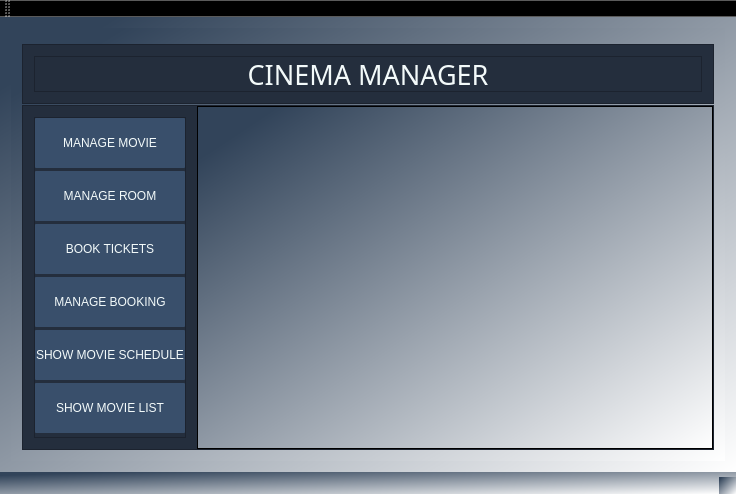
First picture: the form in MovieTicketManagementSystem/MainWindow.ui, repository ZuzannaZawartka/movie-ticket-management-system, before the edit.
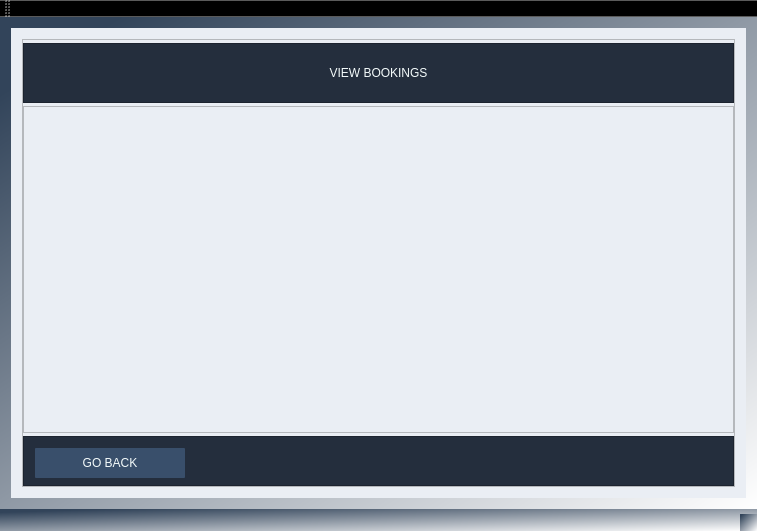
Second picture: the form after the edit. The open tabs and pages were chosen to show the change.

Commit message: feat: removed show schedule option

```diff
--- a/MovieTicketManagementSystem/MainWindow.ui
+++ b/MovieTicketManagementSystem/MainWindow.ui
@@ -6,8 +6,8 @@
    <rect>
     <x>0</x>
     <y>0</y>
-    <width>736</width>
-    <height>494</height>
+    <width>757</width>
+    <height>531</height>
    </rect>
   </property>
   <property name="windowTitle">
@@ -21,7 +21,7 @@
     <item>
      <widget class="QStackedWidget" name="stackedWidget">
       <property name="styleSheet">
-       <string notr="true">background-color: qlineargradient(spread:pad, x1:0.078, y1:0.08, x2:1, y2:1, stop:0 rgba(50, 68, 90, 255), stop:1 rgba(255, 255, 255, 255));</string>
+       <string notr="true">background-color: rgb(234, 238, 244);</string>
       </property>
       <property name="lineWidth">
        <number>0</number>
@@ -157,7 +157,7 @@
                 <property name="lineWidth">
                  <number>2</number>
                 </property>
-                <layout class="QVBoxLayout" name="verticalLayout_8" stretch="0,0,0,0,0,0">
+                <layout class="QVBoxLayout" name="verticalLayout_8" stretch="0,0,0,0,0">
                  <property name="spacing">
                   <number>3</number>
                  </property>
@@ -245,26 +245,7 @@
 border-radius: 1px;</string>
                    </property>
                    <property name="text">
-                    <string>MANAGE BOOKING</string>
-                   </property>
-                  </widget>
-                 </item>
-                 <item>
-                  <widget class="QPushButton" name="movieScheduleButton">
-                   <property name="minimumSize">
-                    <size>
-                     <width>150</width>
-                     <height>50</height>
-                    </size>
-                   </property>
-                   <property name="styleSheet">
-                    <string notr="true">color: rgb(243, 250, 250);
-font: 10pt &quot;Franklin Gothic Demi&quot;;
-background-color: rgb(57, 79, 107);
-border-radius: 1px;</string>
-                   </property>
-                   <property name="text">
-                    <string>SHOW MOVIE SCHEDULE</string>
+                    <string>VIEW BOOKINGS</string>
                    </property>
                   </widget>
                  </item>
@@ -302,7 +283,7 @@
               </sizepolicy>
              </property>
              <property name="styleSheet">
-              <string notr="true">background-color: qlineargradient(spread:pad, x1:0.078, y1:0.08, x2:1, y2:1, stop:0 rgba(50, 68, 90, 255), stop:1 rgba(255, 255, 255, 255));</string>
+              <string notr="true">background-color: rgb(234, 238, 244);</string>
              </property>
              <property name="frameShape">
               <enum>QFrame::Shape::StyledPanel</enum>
@@ -580,6 +561,258 @@
         </item>
        </layout>
       </widget>
+      <widget class="QWidget" name="showMovieListWindow">
+       <layout class="QVBoxLayout" name="verticalLayout_13">
+        <item>
+         <widget class="QFrame" name="mainBodyShowMovie">
+          <property name="frameShape">
+           <enum>QFrame::Shape::StyledPanel</enum>
+          </property>
+          <property name="frameShadow">
+           <enum>QFrame::Shadow::Raised</enum>
+          </property>
+          <layout class="QVBoxLayout" name="verticalLayout_14">
+           <property name="spacing">
+            <number>0</number>
+           </property>
+           <property name="leftMargin">
+            <number>0</number>
+           </property>
+           <property name="topMargin">
+            <number>3</number>
+           </property>
+           <property name="rightMargin">
+            <number>0</number>
+           </property>
+           <property name="bottomMargin">
+            <number>0</number>
+           </property>
+           <item>
+            <widget class="QFrame" name="titleShowMovieFrame">
+             <property name="maximumSize">
+              <size>
+               <width>16777215</width>
+               <height>60</height>
+              </size>
+             </property>
+             <property name="styleSheet">
+              <string notr="true">background-color: rgb(36, 46, 61);</string>
+             </property>
+             <property name="frameShape">
+              <enum>QFrame::Shape::StyledPanel</enum>
+             </property>
+             <property name="frameShadow">
+              <enum>QFrame::Shadow::Raised</enum>
+             </property>
+             <layout class="QGridLayout" name="gridLayout_2">
+              <item row="0" column="0">
+               <widget class="QLabel" name="titlrShowMovieLabel">
+                <property name="styleSheet">
+                 <string notr="true">font: 900 20pt &quot;Source Sans Pro Black&quot;;
+color: rgb(243, 250, 250);
+background-color: rgb(36, 46, 61);</string>
+                </property>
+                <property name="text">
+                 <string>MOVIE LIST</string>
+                </property>
+                <property name="alignment">
+                 <set>Qt::AlignmentFlag::AlignCenter</set>
+                </property>
+               </widget>
+              </item>
+             </layout>
+            </widget>
+           </item>
+           <item>
+            <widget class="QFrame" name="mainBodyShowMovieFrame">
+             <property name="frameShape">
+              <enum>QFrame::Shape::StyledPanel</enum>
+             </property>
+             <property name="frameShadow">
+              <enum>QFrame::Shadow::Raised</enum>
+             </property>
+            </widget>
+           </item>
+           <item>
+            <widget class="QFrame" name="menuShowMovieFrame">
+             <property name="maximumSize">
+              <size>
+               <width>16777215</width>
+               <height>50</height>
+              </size>
+             </property>
+             <property name="styleSheet">
+              <string notr="true">background-color: rgb(36, 46, 61);</string>
+             </property>
+             <property name="frameShape">
+              <enum>QFrame::Shape::StyledPanel</enum>
+             </property>
+             <property name="frameShadow">
+              <enum>QFrame::Shadow::Raised</enum>
+             </property>
+             <layout class="QVBoxLayout" name="verticalLayout_15">
+              <item alignment="Qt::AlignmentFlag::AlignLeft">
+               <widget class="QPushButton" name="goBackShowMovieButton">
+                <property name="minimumSize">
+                 <size>
+                  <width>150</width>
+                  <height>30</height>
+                 </size>
+                </property>
+                <property name="maximumSize">
+                 <size>
+                  <width>150</width>
+                  <height>30</height>
+                 </size>
+                </property>
+                <property name="styleSheet">
+                 <string notr="true">color: rgb(243, 250, 250);
+font: 10pt &quot;Franklin Gothic Demi&quot;;
+border-radius: 1px;
+background-color: rgb(57, 79, 107);</string>
+                </property>
+                <property name="text">
+                 <string>GO BACK</string>
+                </property>
+               </widget>
+              </item>
+             </layout>
+            </widget>
+           </item>
+          </layout>
+         </widget>
+        </item>
+       </layout>
+      </widget>
+      <widget class="QWidget" name="viewBookingsWindow">
+       <layout class="QVBoxLayout" name="verticalLayout_16">
+        <item>
+         <widget class="QFrame" name="mainBodyViewBookings">
+          <property name="frameShape">
+           <enum>QFrame::Shape::StyledPanel</enum>
+          </property>
+          <property name="frameShadow">
+           <enum>QFrame::Shadow::Raised</enum>
+          </property>
+          <layout class="QVBoxLayout" name="verticalLayout_17">
+           <property name="spacing">
+            <number>3</number>
+           </property>
+           <property name="leftMargin">
+            <number>0</number>
+           </property>
+           <property name="topMargin">
+            <number>3</number>
+           </property>
+           <property name="rightMargin">
+            <number>0</number>
+           </property>
+           <property name="bottomMargin">
+            <number>0</number>
+           </property>
+           <item>
+            <widget class="QFrame" name="headerViewBookings">
+             <property name="minimumSize">
+              <size>
+               <width>0</width>
+               <height>0</height>
+              </size>
+             </property>
+             <property name="maximumSize">
+              <size>
+               <width>16777215</width>
+               <height>60</height>
+              </size>
+             </property>
+             <property name="styleSheet">
+              <string notr="true">background-color: rgb(36, 46, 61);</string>
+             </property>
+             <property name="frameShape">
+              <enum>QFrame::Shape::StyledPanel</enum>
+             </property>
+             <property name="frameShadow">
+              <enum>QFrame::Shadow::Raised</enum>
+             </property>
+             <layout class="QGridLayout" name="gridLayout_3">
+              <item row="0" column="0">
+               <widget class="QLabel" name="titleViewBookingsLabel">
+                <property name="styleSheet">
+                 <string notr="true">font: 900 20pt &quot;Source Sans Pro Black&quot;;
+color: rgb(243, 250, 250);
+background-color: rgb(36, 46, 61);</string>
+                </property>
+                <property name="text">
+                 <string>VIEW BOOKINGS</string>
+                </property>
+                <property name="alignment">
+                 <set>Qt::AlignmentFlag::AlignCenter</set>
+                </property>
+               </widget>
+              </item>
+             </layout>
+            </widget>
+           </item>
+           <item>
+            <widget class="QFrame" name="mainBodyViewBookingsFrame">
+             <property name="frameShape">
+              <enum>QFrame::Shape::StyledPanel</enum>
+             </property>
+             <property name="frameShadow">
+              <enum>QFrame::Shadow::Raised</enum>
+             </property>
+            </widget>
+           </item>
+           <item>
+            <widget class="QFrame" name="menuViewBookingsFrame">
+             <property name="maximumSize">
+              <size>
+               <width>16777215</width>
+               <height>50</height>
+              </size>
+             </property>
+             <property name="styleSheet">
+              <string notr="true">background-color: rgb(36, 46, 61);</string>
+             </property>
+             <property name="frameShape">
+              <enum>QFrame::Shape::StyledPanel</enum>
+             </property>
+             <property name="frameShadow">
+              <enum>QFrame::Shadow::Raised</enum>
+             </property>
+             <layout class="QVBoxLayout" name="verticalLayout_18">
+              <item alignment="Qt::AlignmentFlag::AlignLeft">
+               <widget class="QPushButton" name="pushButton">
+                <property name="minimumSize">
+                 <size>
+                  <width>150</width>
+                  <height>30</height>
+                 </size>
+                </property>
+                <property name="maximumSize">
+                 <size>
+                  <width>150</width>
+                  <height>30</height>
+                 </size>
+                </property>
+                <property name="styleSheet">
+                 <string notr="true">color: rgb(243, 250, 250);
+font: 10pt &quot;Franklin Gothic Demi&quot;;
+border-radius: 1px;
+background-color: rgb(57, 79, 107);</string>
+                </property>
+                <property name="text">
+                 <string>GO BACK</string>
+                </property>
+               </widget>
+              </item>
+             </layout>
+            </widget>
+           </item>
+          </layout>
+         </widget>
+        </item>
+       </layout>
+      </widget>
       <widget class="QWidget" name="bookTicketWindow">
        <layout class="QVBoxLayout" name="verticalLayout_10">
         <item>
```
Left out of the diff: 88 changed lines with no effect on the pictures. The commit also changes 2 other files.
